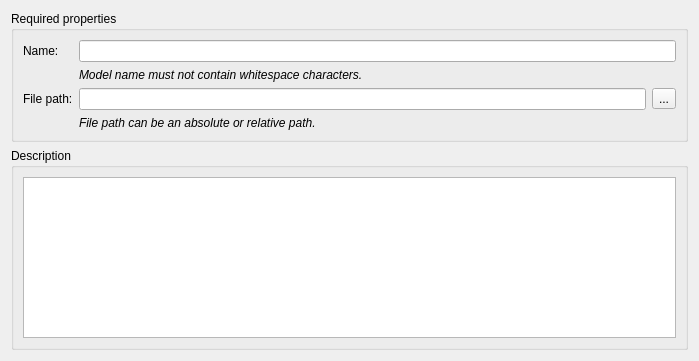
This is scripts/ui/WizardPageBasicProperties.ui in ghorwin/FMICodeGenerator as Qt 5 draws it before an edit. The edited form follows.
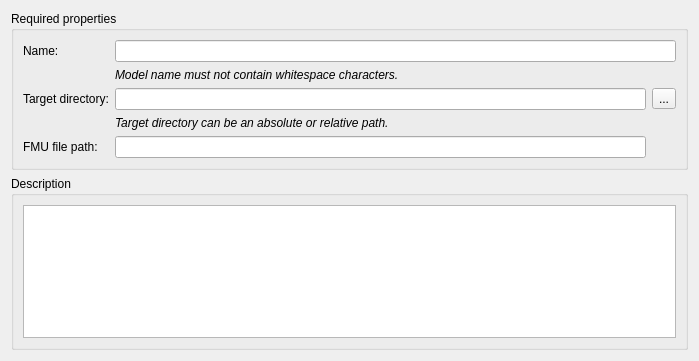
This is the edited form.

Commit message: Added FMI generation call and changed input to request target directory instead of FMU name.

```diff
--- a/scripts/ui/WizardPageBasicProperties.ui
+++ b/scripts/ui/WizardPageBasicProperties.ui
@@ -23,7 +23,7 @@
       <item row="2" column="0">
        <widget class="QLabel" name="label_2">
         <property name="text">
-         <string>File path:</string>
+         <string>Target directory:</string>
         </property>
        </widget>
       </item>
@@ -55,7 +55,7 @@
          </font>
         </property>
         <property name="text">
-         <string>File path can be an absolute or relative path.</string>
+         <string>Target directory can be an absolute or relative path.</string>
         </property>
        </widget>
       </item>
@@ -71,6 +71,20 @@
         </property>
        </widget>
       </item>
+      <item row="4" column="0">
+       <widget class="QLabel" name="label_5">
+        <property name="text">
+         <string>FMU file path:</string>
+        </property>
+       </widget>
+      </item>
+      <item row="4" column="1">
+       <widget class="QLineEdit" name="lineEditFMUFilePath">
+        <property name="readOnly">
+         <bool>true</bool>
+        </property>
+       </widget>
+      </item>
      </layout>
     </widget>
    </item>
```
Left out of the diff: 2 changed lines with no effect on the pictures. The commit also changes 2 other files.
